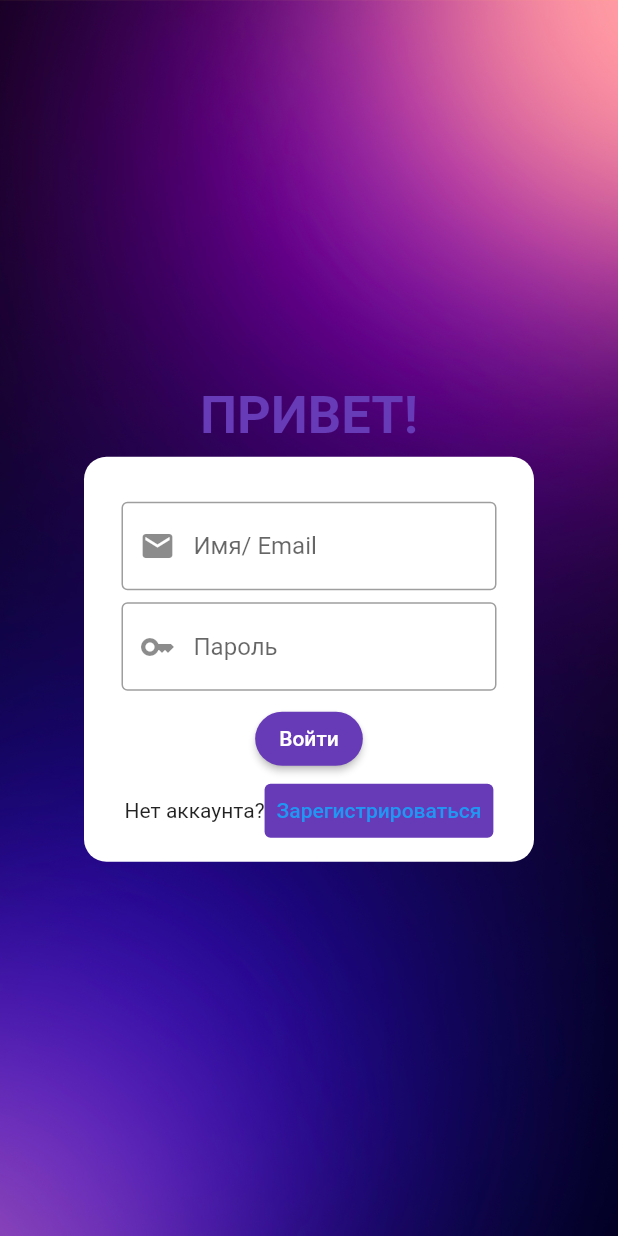
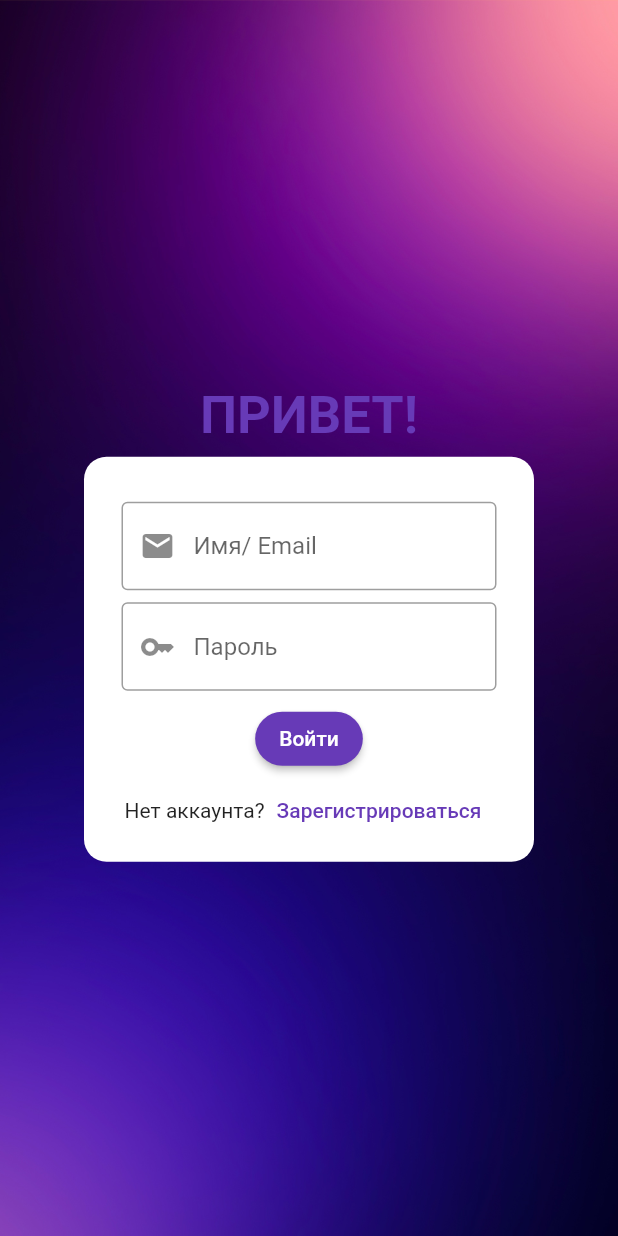
Before and after one commit to Olges/form_ui, a Flutter app: the screen it shows after launch, after a tap on "Русский", on a phone screen of 412 x 824 dp. Run offline on Flutter 3.47's test engine with Material 2 defaults, Android fonts, the phone set to English and light mode, and no system bars; our stand-ins replace easy_localization, google_maps_flutter, like_button; missing offline and left inert: qr_code_scanner; network calls fail.

```diff
--- a/lib/main.dart
+++ b/lib/main.dart
@@ -25,6 +25,9 @@ class MyApp extends StatelessWidget {
   @override
   Widget build(BuildContext context) {
     return MaterialApp(
+      localizationsDelegates: context.localizationDelegates,
+      supportedLocales: context.supportedLocales,
+      locale: context.locale,
       title: 'Flutter Demo',
       theme: ThemeData(
         primarySwatch: Colors.blue,
--- a/lib/pages/login_page.dart
+++ b/lib/pages/login_page.dart
@@ -82,7 +82,7 @@ class LoginForm extends StatelessWidget {
           Center(
             child: ElevatedButton(
               style: ElevatedButton.styleFrom(
-                backgroundColor: Colors.deepPurple,
+                primary: Colors.deepPurple,
                 shape: RoundedRectangleBorder(
                   borderRadius: BorderRadius.circular(30),
                 ),
@@ -105,7 +105,7 @@ class LoginForm extends StatelessWidget {
                 Text(LocaleKeys.noAcc.tr()),
                 TextButton(
                     style: TextButton.styleFrom(
-                        backgroundColor: Colors.deepPurple
+                        primary: Colors.deepPurple
                     ),
                     onPressed: () {
                       Navigator.push(
--- a/lib/pages/nav_wid/language_page.dart
+++ b/lib/pages/nav_wid/language_page.dart
@@ -17,7 +17,7 @@ class _LanguagePage extends State<LanguagePage> {
   Widget build(BuildContext context) {
     final ButtonStyle style = ElevatedButton.styleFrom(
         minimumSize: const Size(150, 70),
-        backgroundColor: Colors.white,
+        primary: Colors.white,
         // primary instead of bg (maybe)
         textStyle: const TextStyle(
             fontSize: 20, color: Colors.purple, fontWeight: FontWeight.w400));
--- a/lib/pages/register_form_page.dart
+++ b/lib/pages/register_form_page.dart
@@ -134,7 +134,7 @@ class RegisterForm extends StatelessWidget {
           Center(
             child: ElevatedButton(
               style: ElevatedButton.styleFrom(
-                backgroundColor: Colors.deepPurple,
+                primary: Colors.deepPurple,
                 shape: RoundedRectangleBorder(
                   borderRadius: BorderRadius.circular(30),
                 ),
--- a/pubspec.yaml
+++ b/pubspec.yaml
@@ -71,8 +71,8 @@ flutter:
 
   # To add assets to your application, add an assets section, like this:
   assets:
-    -assets/translations/
-    -assets/images/
+    - assets/images/
+    - assets/translations/
 
   # An image asset can refer to one or more resolution-specific "variants", see
   # https://flutter.dev/assets-and-images/#resolution-aware
```
